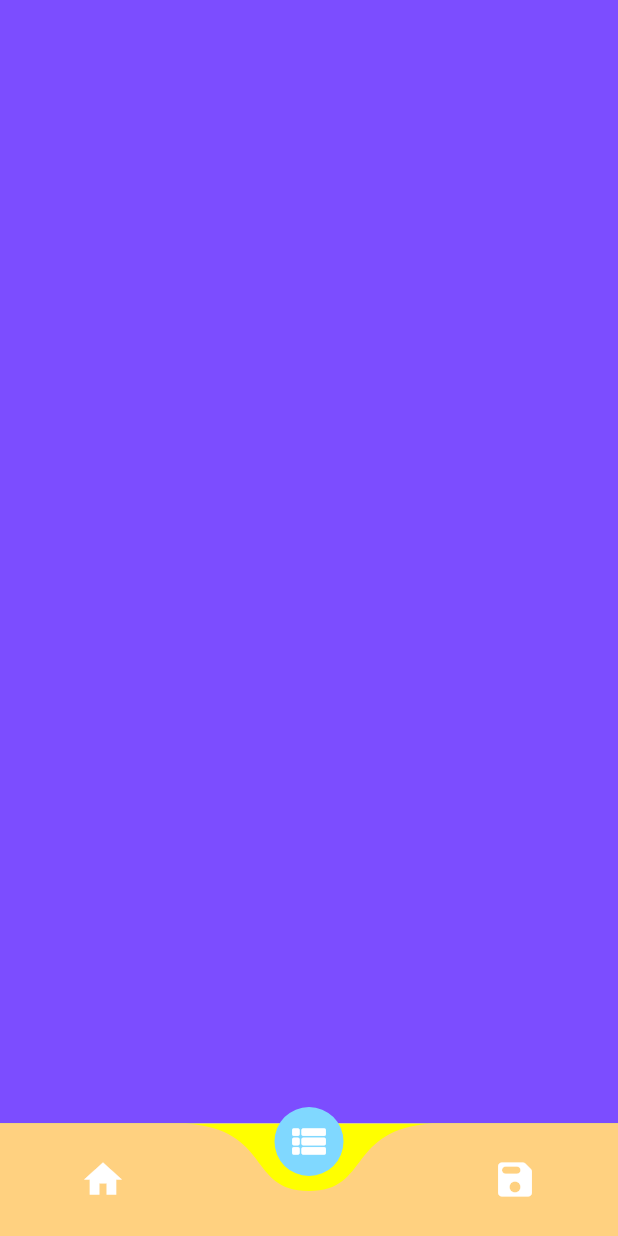
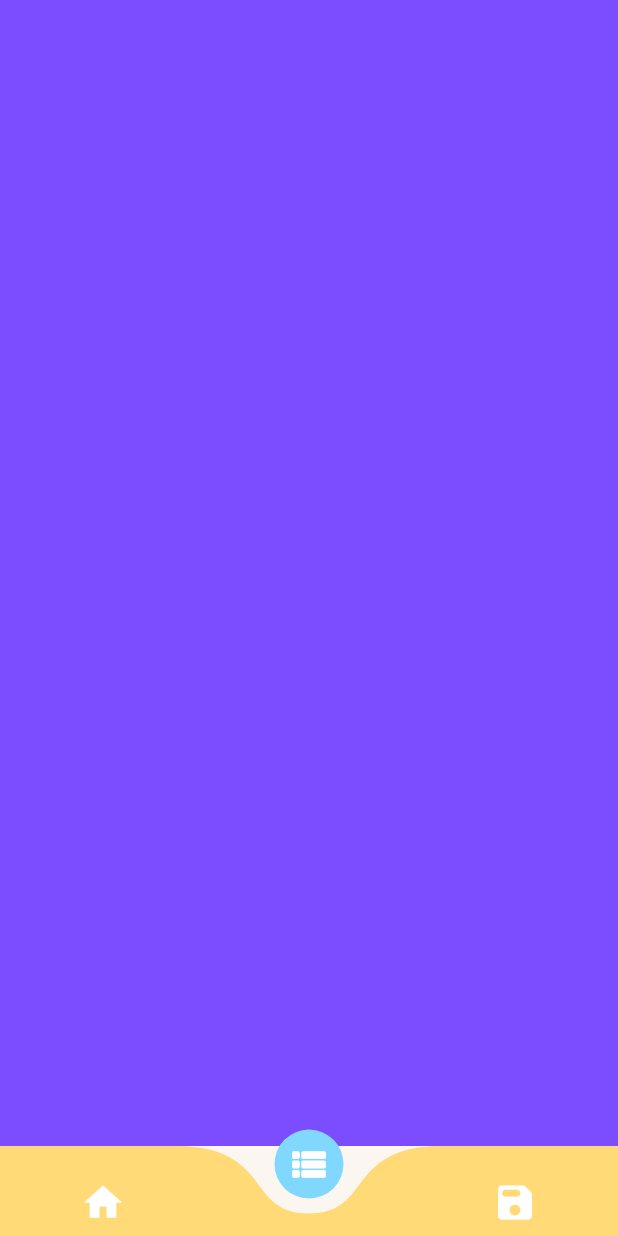
Before and after one commit to ctrl-gaurav/BeachMates-App, a Flutter app: the screen it shows after launch, item 2 of the bottom bar chosen, on a phone screen of 412 x 824 dp. Run offline on Flutter 3.47's test engine with Material 2 defaults, Android fonts, the phone set to English and light mode, and no system bars; drawn by our look-alikes of curved_navigation_bar; our stand-ins replace google_fonts.

Commit message:
Added Navbar

```diff
--- a/App/lib/main.dart
+++ b/App/lib/main.dart
@@ -1,6 +1,6 @@
+import 'package:b2b/constants/colors.dart';
 import 'package:b2b/tab_bar.dart';
 import 'package:flutter/material.dart';
-import 'package:b2b/screens/live_events_screen.dart';
 import 'package:flutter/services.dart';
 import 'package:google_fonts/google_fonts.dart';
 
@@ -22,13 +22,12 @@ class MyApp extends StatelessWidget {
         textTheme: GoogleFonts.robotoTextTheme(
           Theme.of(context).textTheme,
         ),
+        scaffoldBackgroundColor: kwhite,
       ),
       initialRoute: TabContainerIndexedStack.id,
       routes: {
-        TabContainerIndexedStack.id: (context) =>
-            TabContainerIndexedStack(),
+        TabContainerIndexedStack.id: (context) => TabContainerIndexedStack(),
       },
-      home: LiveEvents(),
     );
   }
 }
--- a/App/lib/tab_bar.dart
+++ b/App/lib/tab_bar.dart
@@ -1,11 +1,11 @@
+import 'package:b2b/constants/colors.dart';
+import 'package:b2b/screens/live_events_screen.dart';
 import 'package:flutter/material.dart';
 import 'package:curved_navigation_bar/curved_navigation_bar.dart';
-import 'package:b2b/FirstScreen.dart';
 import 'package:b2b/SecondScreen.dart';
 import 'package:b2b/ThirdScreen.dart';
 
 class Tabbar extends StatelessWidget {
-
   @override
   Widget build(BuildContext context) {
     return MaterialApp(
@@ -32,7 +32,7 @@ class _TabContainerIndexedStackState extends State<TabContainerIndexedStack> {
   void initState() {
     super.initState();
     listScreens = [
-      FirstScreen(),
+      LiveEvents(),
       SecondScreen(),
       ThirdScreen(),
     ];
@@ -40,21 +40,21 @@ class _TabContainerIndexedStackState extends State<TabContainerIndexedStack> {
 
   @override
   Widget build(BuildContext context) {
-
     return WillPopScope(
       onWillPop: () async => false,
       child: Scaffold(
         body: IndexedStack(
           index: _currentIndex,
           children: [
-            FirstScreen(),
+            LiveEvents(),
             SecondScreen(),
             ThirdScreen(),
           ],
         ),
         bottomNavigationBar: CurvedNavigationBar(
-          backgroundColor: Colors.yellowAccent,
-          color: Colors.orangeAccent[100],
+          height: 60,
+          backgroundColor: kwhite,
+          color: kyellow,
           buttonBackgroundColor: Colors.lightBlueAccent[100],
           index: _currentIndex,
           onTap: (int index) {
--- a/App/pubspec.yaml
+++ b/App/pubspec.yaml
@@ -29,7 +29,6 @@ dependencies:
   # The following adds the Cupertino Icons font to your application.
   # Use with the CupertinoIcons class for iOS style icons.
   cupertino_icons: ^1.0.2
-  curved_navigation_bar: ^0.3.7
 
 dev_dependencies:
   flutter_test:
```
Also changed, not shown: App/lib/FirstScreen.dart (deleted, +0 -17 lines).
